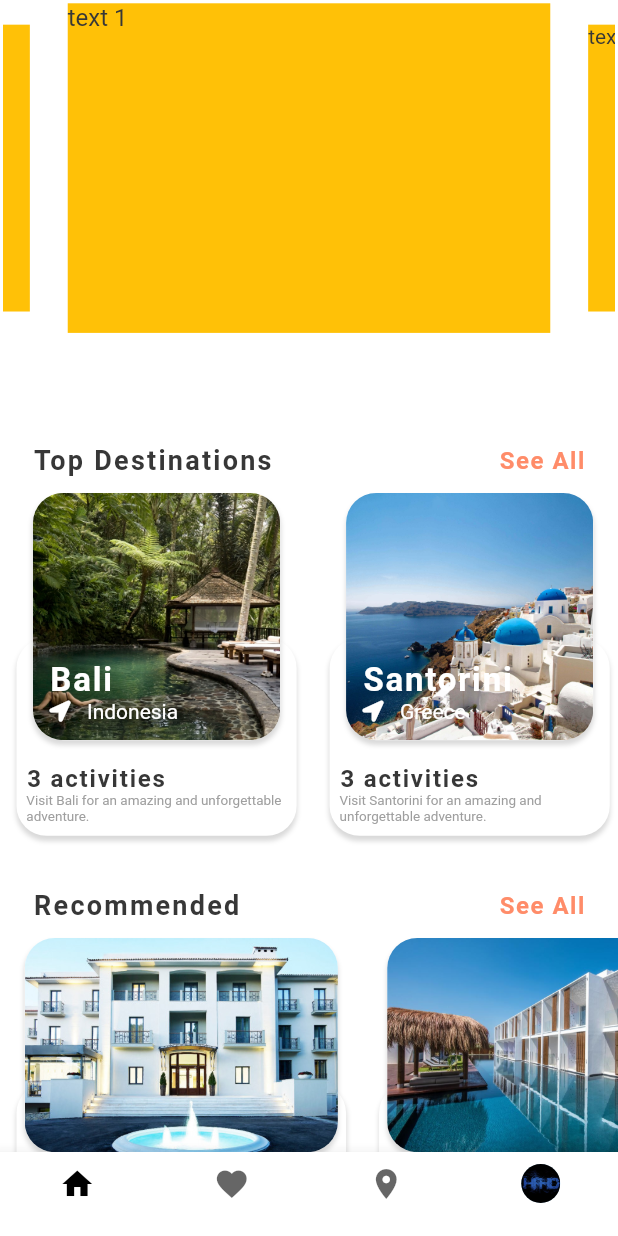
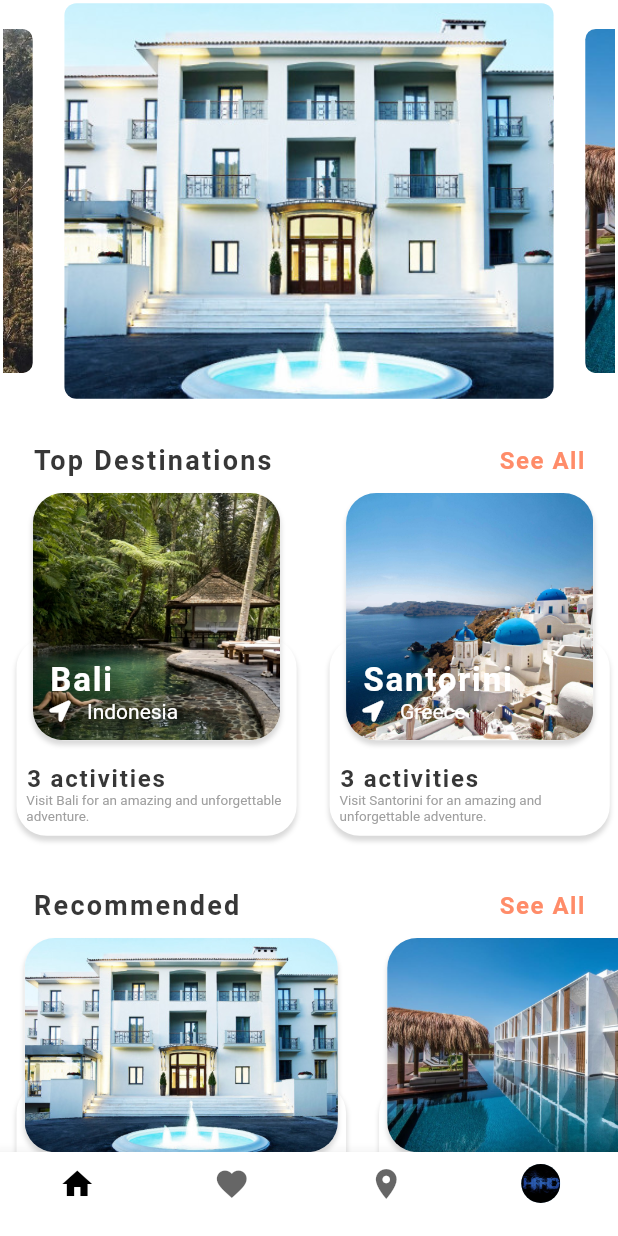
Before and after one commit to AlexandrosKallay/way, a Flutter app: the HomePage screen opened by its route, on a phone screen of 412 x 824 dp. Run offline on Flutter 3.47's test engine with Material 2 defaults, Android fonts, the phone set to English and light mode, and no system bars; drawn by our look-alikes of carousel_slider; our stand-ins replace animated_theme_switcher, carousel_pro, firebase_auth, firebase_core, flutter_screenutil, flutter_svg and 8 more; accounts and stored records are empty; Roboto replaces fonts that are missing (Muli).

Commit message:
bug issues

```diff
--- a/way/lib/widgets/image_carousel.dart
+++ b/way/lib/widgets/image_carousel.dart
@@ -12,6 +12,14 @@ class CarouselDemo extends StatelessWidget {
 
   CarouselController buttonCarouselController = CarouselController();
 
+  final List<String> imageList = [
+    'assets/images/hotel0.jpg',
+    'assets/images/hotel1.jpg',
+    'assets/images/hotel2.jpg',
+    'assets/images/temple.jpg',
+    'assets/images/swing.jpg',
+  ];
+
 
 
 
@@ -23,22 +31,21 @@ class CarouselDemo extends StatelessWidget {
         padding: EdgeInsets.symmetric(horizontal: getProportionateScreenWidth(1),vertical: getProportionateScreenWidth(1)),
         child:
               CarouselSlider(
-                items: [1,2,3,4,5].map((i) {
-                  return Builder(
-                    builder: (BuildContext context) {
-                      return Container(
-                          width: MediaQuery.of(context).size.width,
-                          margin: EdgeInsets.symmetric(horizontal: getProportionateScreenWidth(1)),
-                          decoration: BoxDecoration(
-                              color: Colors.amber
-                          ),
-                          child: Text('text $i', style: TextStyle(fontSize: 16.0),)
-                      );
-                    },
-                  );
-                }).toList(),
+                items: imageList.map((e) => ClipRRect(
+                  borderRadius: BorderRadius.circular(8),
+                  child: Stack(
+                    fit: StackFit.expand,
+                    children: <Widget>[
+                      Image.asset(e,
+                      width: getProportionateScreenWidth(500),
+                      height: getProportionateScreenWidth(100),
+                      fit: BoxFit.cover,
+                      )
+                    ],
+                  ),
+                )).toList(),
                 options: CarouselOptions(
-                  height:  getProportionateScreenWidth(100),
+                  height:  getProportionateScreenWidth(120),
                   aspectRatio: 16/9,
                   viewportFraction: 0.8,
                   initialPage: 0,
--- a/way/pubspec.yaml
+++ b/way/pubspec.yaml
@@ -41,7 +41,7 @@ dependencies:
   progress_dialog: ^1.2.0
   http: ^0.13.0
   location: ^4.1.1
-  geolocator: ^7.0.1
+  geolocator: ^7.6.2
   google_maps_flutter: ^2.0.1
   carousel_pro: ^1.0.0
 
```
